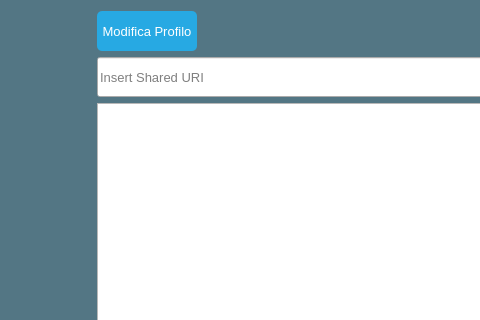
Qt form Client/EditorGUI/EditorGUI/FileBrowser/FileBrowser.ui (iliodipietro/Programmazione-Di-Sistema-Collaborative-Editor) before a commit; both pictures show x 0 to 480 and y 0 to 320 of the 1111 by 720 pixel window.
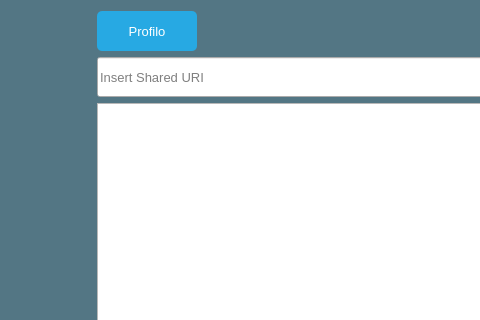
The same form after that commit.

Commit message: Ritocchi azioni e profilo

What changed in the file:
```diff
--- a/Client/EditorGUI/EditorGUI/FileBrowser/FileBrowser.ui
+++ b/Client/EditorGUI/EditorGUI/FileBrowser/FileBrowser.ui
@@ -208,7 +208,7 @@
 }</string>
       </property>
       <property name="text">
-       <string> Modifica Profilo </string>
+       <string>Profilo</string>
       </property>
      </widget>
     </item>
```
The commit also changes 2 other files.
